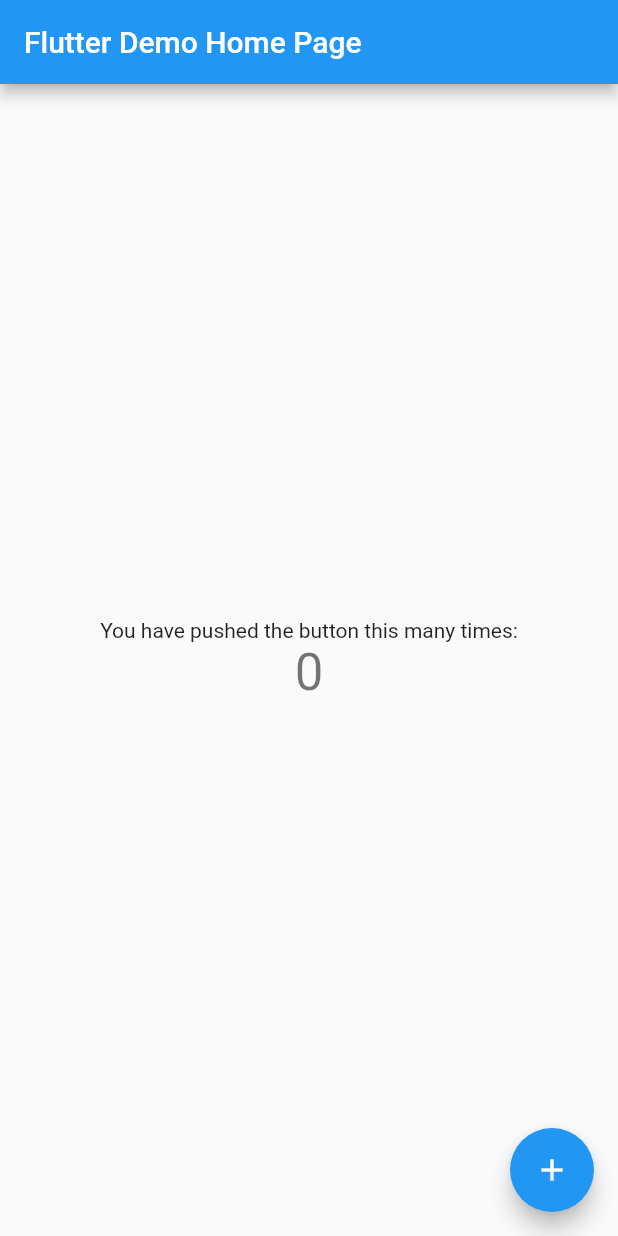
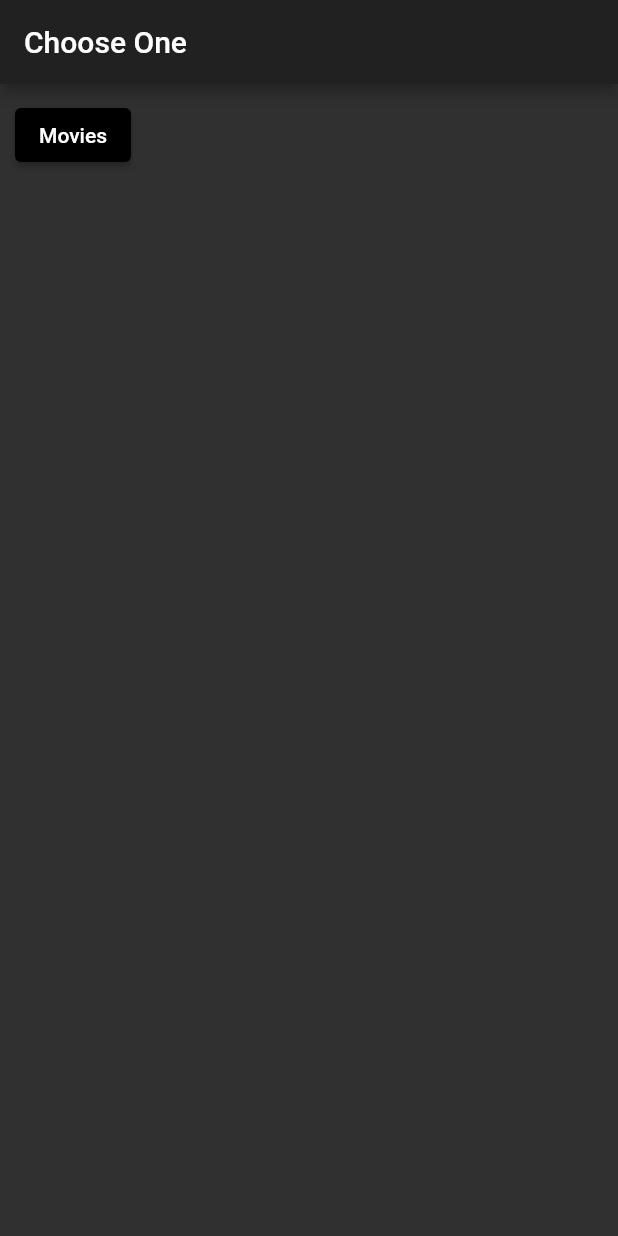
Before and after one commit to adamsyy/api-only, a Flutter app: the screen it shows after launch, on a phone screen of 412 x 824 dp. Run offline on Flutter 3.47's test engine with Material 2 defaults, Android fonts, the light colour scheme and no system bars.

Commit message:
added movies

```diff
--- /dev/null
+++ b/lib/home.dart
@@ -0,0 +1,28 @@
+import 'package:flutter/material.dart';
+
+import 'movie.dart';
+
+class Homed extends StatelessWidget {
+
+
+  @override
+  Widget build(BuildContext context) {
+    return Scaffold(
+      appBar: AppBar(title: Text('Choose One'),),
+      body: Column(
+        children: [
+          Padding(
+            padding: const EdgeInsets.only(left: 10,top: 10),
+            child: ElevatedButton(onPressed: (){
+              Navigator.push(context, MaterialPageRoute(builder: (context){
+                return Tinder();
+              }));
+            },style: ElevatedButton.styleFrom(primary: Colors.black),
+                child: Text('Movies')),
+          ),
+
+        ],
+      ),
+    );
+  }
+}
--- a/lib/main.dart
+++ b/lib/main.dart
@@ -1,113 +1,16 @@
+import 'package:apionly/home.dart';
+import 'package:apionly/movie.dart';
 import 'package:flutter/material.dart';
 
 void main() {
   runApp(MyApp());
 }
+class MyApp extends StatelessWidget {
 
-class MyApp extends StatelessWidget {
-  // This widget is the root of your application.
   @override
   Widget build(BuildContext context) {
-    return MaterialApp(
-      title: 'Flutter Demo',
-      theme: ThemeData(
-        // This is the theme of your application.
-        //
-        // Try running your application with "flutter run". You'll see the
-        // application has a blue toolbar. Then, without quitting the app, try
-        // changing the primarySwatch below to Colors.green and then invoke
-        // "hot reload" (press "r" in the console where you ran "flutter run",
-        // or simply save your changes to "hot reload" in a Flutter IDE).
-        // Notice that the counter didn't reset back to zero; the application
-        // is not restarted.
-        primarySwatch: Colors.blue,
-      ),
-      home: MyHomePage(title: 'Flutter Demo Home Page'),
+    return MaterialApp(theme:ThemeData.dark(),
+      home: Homed()
     );
   }
 }
-
-class MyHomePage extends StatefulWidget {
-  MyHomePage({Key? key, required this.title}) : super(key: key);
-
-  // This widget is the home page of your application. It is stateful, meaning
-  // that it has a State object (defined below) that contains fields that affect
-  // how it looks.
-
-  // This class is the configuration for the state. It holds the values (in this
-  // case the title) provided by the parent (in this case the App widget) and
-  // used by the build method of the State. Fields in a Widget subclass are
-  // always marked "final".
-
-  final String title;
-
-  @override
-  _MyHomePageState createState() => _MyHomePageState();
-}
-
-class _MyHomePageState extends State<MyHomePage> {
-  int _counter = 0;
-
-  void _incrementCounter() {
-    setState(() {
-      // This call to setState tells the Flutter framework that something has
-      // changed in this State, which causes it to rerun the build method below
-      // so that the display can reflect the updated values. If we changed
-      // _counter without calling setState(), then the build method would not be
-      // called again, and so nothing would appear to happen.
-      _counter++;
-    });
-  }
-
-  @override
-  Widget build(BuildContext context) {
-    // This method is rerun every time setState is called, for instance as done
-    // by the _incrementCounter method above.
-    //
-    // The Flutter framework has been optimized to make rerunning build methods
-    // fast, so that you can just rebuild anything that needs updating rather
-    // than having to individually change instances of widgets.
-    return Scaffold(
-      appBar: AppBar(
-        // Here we take the value from the MyHomePage object that was created by
-        // the App.build method, and use it to set our appbar title.
-        title: Text(widget.title),
-      ),
-      body: Center(
-        // Center is a layout widget. It takes a single child and positions it
-        // in the middle of the parent.
-        child: Column(
-          // Column is also a layout widget. It takes a list of children and
-          // arranges them vertically. By default, it sizes itself to fit its
-          // children horizontally, and tries to be as tall as its parent.
-          //
-          // Invoke "debug painting" (press "p" in the console, choose the
-          // "Toggle Debug Paint" action from the Flutter Inspector in Android
-          // Studio, or the "Toggle Debug Paint" command in Visual Studio Code)
-          // to see the wireframe for each widget.
-          //
-          // Column has various properties to control how it sizes itself and
-          // how it positions its children. Here we use mainAxisAlignment to
-          // center the children vertically; the main axis here is the vertical
-          // axis because Columns are vertical (the cross axis would be
-          // horizontal).
-          mainAxisAlignment: MainAxisAlignment.center,
-          children: <Widget>[
-            Text(
-              'You have pushed the button this many times:',
-            ),
-            Text(
-              '$_counter',
-              style: Theme.of(context).textTheme.headline4,
-            ),
-          ],
-        ),
-      ),
-      floatingActionButton: FloatingActionButton(
-        onPressed: _incrementCounter,
-        tooltip: 'Increment',
-        child: Icon(Icons.add),
-      ), // This trailing comma makes auto-formatting nicer for build methods.
-    );
-  }
-}
--- a/pubspec.yaml
+++ b/pubspec.yaml
@@ -28,6 +28,7 @@
   # The following adds the Cupertino Icons font to your application.
   # Use with the CupertinoIcons class for iOS style icons.
   cupertino_icons: ^1.0.2
+  http: ^0.13.3
 
 dev_dependencies:
   flutter_test:
```
Also changed, not shown: lib/movie.dart (added, +54 -0 lines), pubspec.lock, 1 other file.
